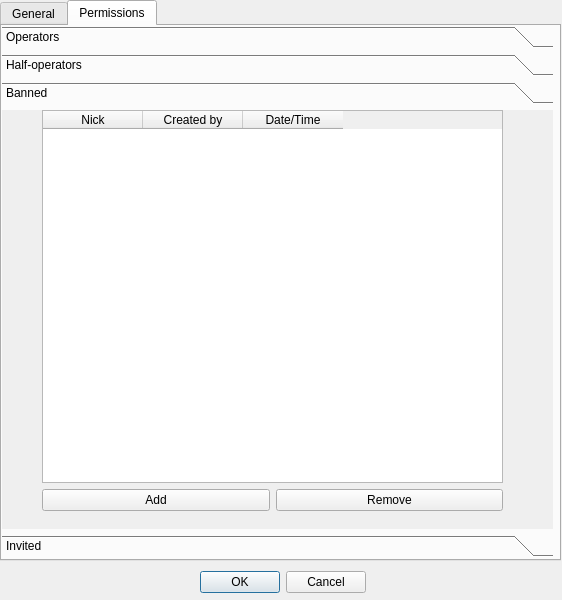
The window that ui/channel_settings.ui (gitter-badger/simplechatclient) describes before a commit, drawn with Qt 5.
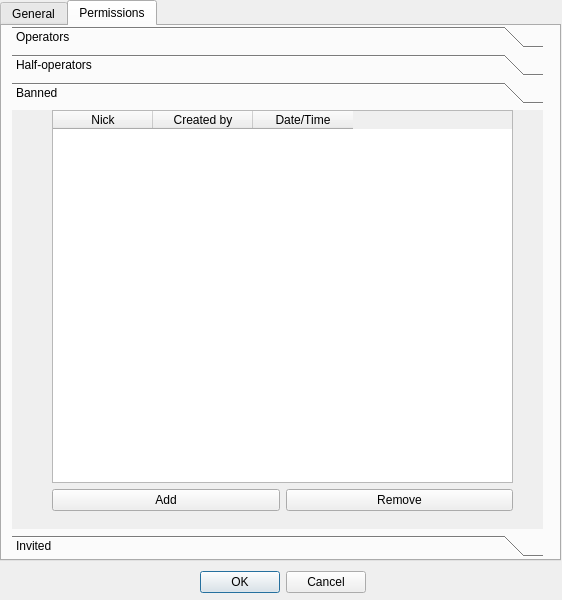
The same window after the commit. The open tabs and pages were chosen to show the change. Icons and pictures are not drawn.

Commit message: fix layouts on windows

Patch:
```diff
--- a/ui/channel_settings.ui
+++ b/ui/channel_settings.ui
@@ -648,9 +648,9 @@
     <widget class="QToolBox" name="toolBox">
      <property name="geometry">
       <rect>
-       <x>0</x>
+       <x>10</x>
        <y>0</y>
-       <width>551</width>
+       <width>531</width>
        <height>531</height>
       </rect>
      </property>
@@ -814,8 +814,8 @@
        <rect>
         <x>0</x>
         <y>0</y>
-        <width>541</width>
-        <height>413</height>
+        <width>531</width>
+        <height>423</height>
        </rect>
       </property>
       <attribute name="label">
```
Left out of the diff: 24 changed lines with no effect on the pictures. The commit also changes 4 other files.
